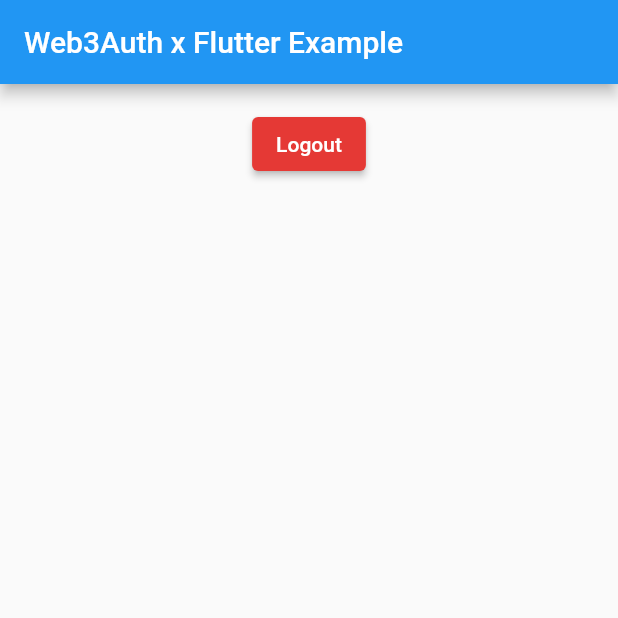
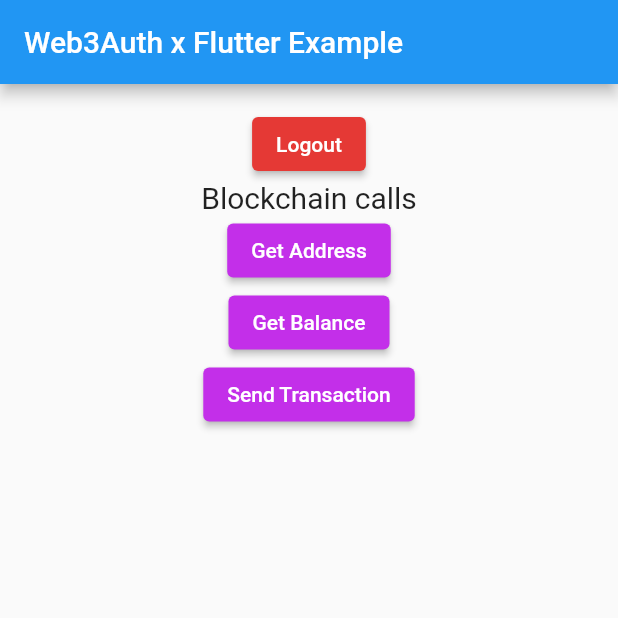
Before and after one commit to shahbaz17/web3auth-flutter-demo, a Flutter app: the screen it shows after launch, after a tap on "Google", on a phone screen of 412 x 824 dp, the top half of it. Run offline on Flutter 3.47's test engine with Material 2 defaults, Android fonts, the phone set to English and light mode, and no system bars; our stand-ins replace firebase_auth, firebase_core; missing offline and left inert: web3auth_flutter, web3dart; accounts and stored records are empty.

Commit message:
Add ETH blockchain calls

```diff
--- a/lib/main.dart
+++ b/lib/main.dart
@@ -12,6 +12,9 @@ import 'package:web3auth_flutter/web3auth_flutter.dart';
 import 'package:firebase_core/firebase_core.dart';
 import 'firebase_options.dart';
 import 'package:firebase_auth/firebase_auth.dart';
+
+import 'package:http/http.dart';
+import 'package:web3dart/web3dart.dart';
 
 void main() {
   runApp(MyApp());
@@ -72,6 +75,16 @@ class _MyAppState extends State<MyApp> {
         whiteLabel: WhiteLabelData(
             dark: true, name: "Web3Auth Flutter App", theme: themeMap),
         loginConfig: loginConfig));
+
+    // const String privateKey =
+    //     '20623a6a7d966af49b926f4c83ec3d5aea89480872310c41831aba73a82539a0';
+    // const String rpcUrl = 'https://rpc.ankr.com/eth';
+
+    // final client = Web3Client(rpcUrl, Client());
+    // final credentials = EthPrivateKey.fromHex(privateKey);
+    // final address = credentials.address;
+    // print(address.hexEip55);
+    // print(await client.getBalance(address));
   }
 
   @override
@@ -182,6 +195,31 @@ class _MyAppState extends State<MyApp> {
                             ],
                           )),
                     ),
+                    const Text(
+                      'Blockchain calls',
+                      style: TextStyle(fontSize: 20),
+                    ),
+                    ElevatedButton(
+                        style: ElevatedButton.styleFrom(
+                            backgroundColor: const Color.fromARGB(
+                                255, 195, 47, 233) // This is what you need!
+                            ),
+                        onPressed: _getAddress,
+                        child: const Text('Get Address')),
+                    ElevatedButton(
+                        style: ElevatedButton.styleFrom(
+                            backgroundColor: const Color.fromARGB(
+                                255, 195, 47, 233) // This is what you need!
+                            ),
+                        onPressed: _getBalance,
+                        child: const Text('Get Balance')),
+                    ElevatedButton(
+                        style: ElevatedButton.styleFrom(
+                            backgroundColor: const Color.fromARGB(
+                                255, 195, 47, 233) // This is what you need!
+                            ),
+                        onPressed: _sendTransaction,
+                        child: const Text('Send Transaction')),
                   ],
                 ),
                 visible: logoutVisible,
@@ -270,4 +308,60 @@ class _MyAppState extends State<MyApp> {
   Future<Web3AuthResponse> _withDiscord() {
     return Web3AuthFlutter.login(LoginParams(loginProvider: Provider.discord));
   }
+
+  Future<String> _getAddress() async {
+    const String privateKey =
+        '20623a6a7d966af49b926f4c83ec3d5aea89480872310c41831aba73a82539a0';
+    const String rpcUrl = 'https://rpc.ankr.com/eth_goerli';
+
+    final client = Web3Client(rpcUrl, Client());
+    final credentials = EthPrivateKey.fromHex(privateKey);
+    final address = credentials.address;
+    print(address.hexEip55);
+    setState(() {
+      _result = address.hexEip55.toString();
+    });
+    return address.hexEip55;
+  }
+
+  Future<EtherAmount> _getBalance() async {
+    const String privateKey =
+        '20623a6a7d966af49b926f4c83ec3d5aea89480872310c41831aba73a82539a0';
+    const String rpcUrl = 'https://rpc.ankr.com/eth_goerli';
+
+    final client = Web3Client(rpcUrl, Client());
+    final credentials = EthPrivateKey.fromHex(privateKey);
+    final address = credentials.address;
+    final balance = await client.getBalance(address);
+    print(balance);
+    setState(() {
+      _result = balance.toString();
+    });
+    return balance;
+  }
+
+  Future<String> _sendTransaction() async {
+    const String privateKey =
+        '20623a6a7d966af49b926f4c83ec3d5aea89480872310c41831aba73a82539a0';
+    const String rpcUrl = 'https://rpc.ankr.com/eth_goerli';
+
+    final client = Web3Client(rpcUrl, Client());
+    final credentials = EthPrivateKey.fromHex(privateKey);
+    final address = credentials.address;
+    final receipt = await client.sendTransaction(
+        credentials,
+        Transaction(
+          from: address,
+          to: EthereumAddress.fromHex(
+              '0x93D08D1707581A46c678729E247292F6f8869028'),
+          gasPrice: EtherAmount.inWei(BigInt.one),
+          maxGas: 10000000,
+          value: EtherAmount.fromUnitAndValue(EtherUnit.wei, 100),
+        ),
+        chainId: 5);
+    setState(() {
+      _result = receipt;
+    });
+    return receipt;
+  }
 }
--- a/pubspec.yaml
+++ b/pubspec.yaml
@@ -35,9 +35,10 @@ dependencies:
   # The following adds the Cupertino Icons font to your application.
   # Use with the CupertinoIcons class for iOS style icons.
   cupertino_icons: ^1.0.2
-  web3auth_flutter: ^1.0.2
+  web3auth_flutter: ^1.0.3
   firebase_core: ^2.1.0
   firebase_auth: ^4.0.2
+  web3dart: ^2.4.1
 
 dev_dependencies:
   flutter_test:
```
Also changed, not shown: pubspec.lock.
